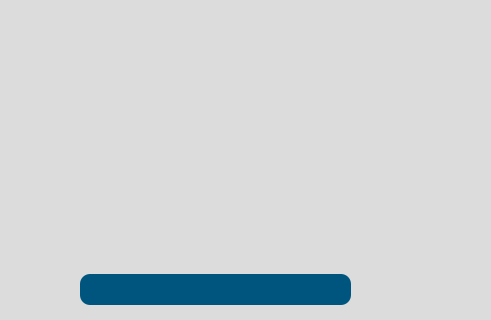
Before: the Qt Designer form src/user_interface/english_start.ui in eppenney/eBook-Perpetual-Access-Rights-Tracker, drawn with Qt 5; both pictures show x 0 to 491 and y 476 to 796 of the 1176 by 796 pixel window.
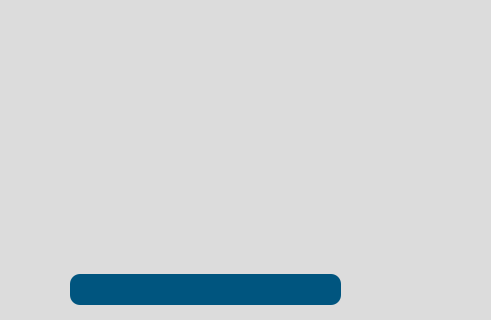
After: the same form once the commit is applied. Icons and pictures are not drawn.

Commit message: There are alot of changes in the uI. Also now there is welcomeScreen that should be saving the settings before opening the file. Made a small change in the settingsWheel on the startScreen which shall rotate when hover over it just a small change.

Diff of the .ui file:
```diff
--- a/src/user_interface/english_start.ui
+++ b/src/user_interface/english_start.ui
@@ -336,7 +336,7 @@
    <widget class="QLabel" name="institutionName">
     <property name="geometry">
      <rect>
-      <x>100</x>
+      <x>90</x>
       <y>750</y>
       <width>271</width>
       <height>31</height>
@@ -368,8 +368,8 @@
     <property name="geometry">
      <rect>
       <x>40</x>
-      <y>760</y>
-      <width>47</width>
+      <y>750</y>
+      <width>31</width>
       <height>21</height>
      </rect>
     </property>
```
Left out of the diff: 13 changed lines with no effect on the pictures. The commit also changes 3 other files.
